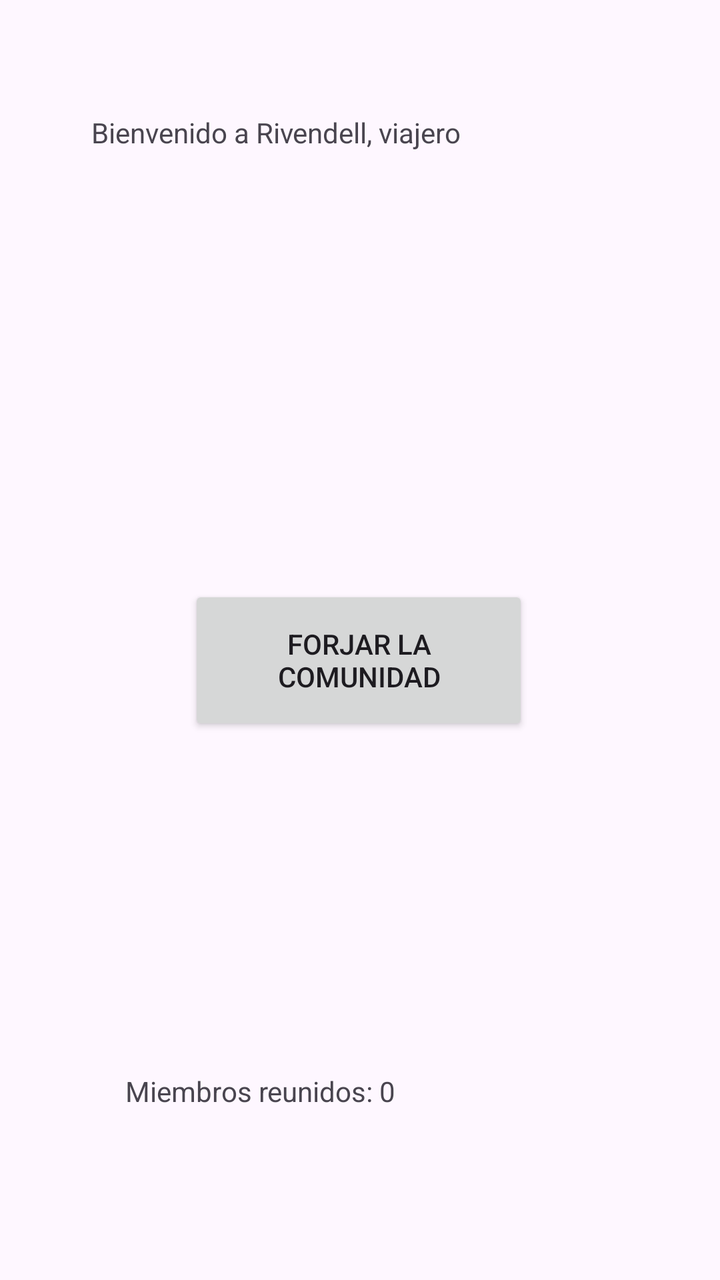
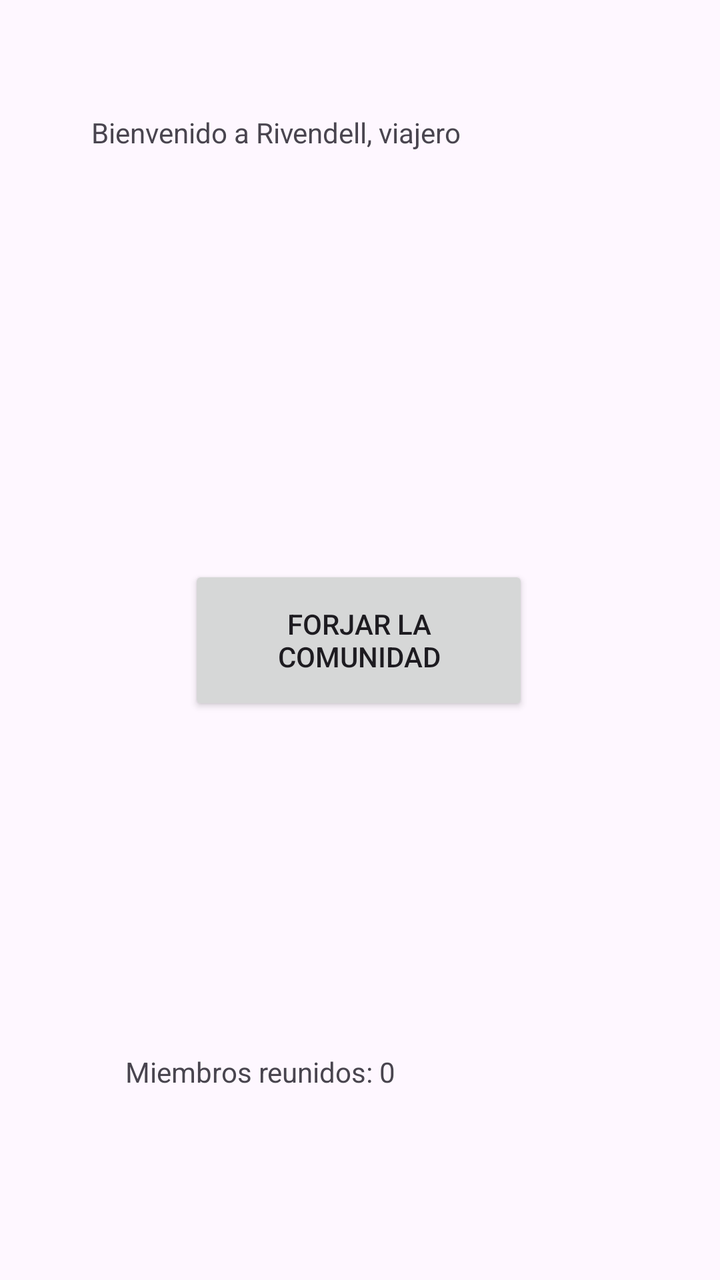

An Android layout rendered at two revisions. The XML below is the earlier revision; the diff shows what the commit changed to produce the second picture.
<!-- AndroidManifest.xml: application theme Theme.EvaSamahlab1 -->
<!-- res/layout/activity_main.xml -->
<?xml version="1.0" encoding="utf-8"?>
<androidx.constraintlayout.widget.ConstraintLayout xmlns:android="http://schemas.android.com/apk/res/android"
    xmlns:app="http://schemas.android.com/apk/res-auto"
    xmlns:tools="http://schemas.android.com/tools"
    android:id="@+id/main"
    android:layout_width="match_parent"
    android:layout_height="match_parent"
    tools:context=".MainActivity">

    <TextView
        android:id="@+id/saludo"
        android:layout_width="268dp"
        android:layout_height="69dp"
        android:text="Bienvenido a Rivendell, viajero"
        app:layout_constraintBottom_toBottomOf="parent"
        app:layout_constraintEnd_toEndOf="parent"
        app:layout_constraintHorizontal_bias="0.496"
        app:layout_constraintStart_toStartOf="parent"
        app:layout_constraintTop_toTopOf="parent"
        app:layout_constraintVertical_bias="0.099" />

    <Button
        android:id="@+id/botonComunidad"
        android:layout_width="170dp"
        android:layout_height="75dp"
        android:layout_marginTop="124dp"
        android:text="Forjar la Comunidad"
        app:layout_constraintBottom_toBottomOf="parent"
        app:layout_constraintEnd_toEndOf="parent"
        app:layout_constraintHorizontal_bias="0.497"
        app:layout_constraintStart_toStartOf="parent"
        app:layout_constraintTop_toBottomOf="@+id/saludo"
        app:layout_constraintVertical_bias="0.136" />

    <TextView
        android:id="@+id/contador"
        android:layout_width="235dp"
        android:layout_height="81dp"
        android:layout_marginTop="168dp"
        android:text="Miembros reunidos: 0"
        app:layout_constraintBottom_toBottomOf="parent"
        app:layout_constraintEnd_toEndOf="parent"
        app:layout_constraintStart_toStartOf="parent"
        app:layout_constraintTop_toBottomOf="@+id/botonComunidad"
        app:layout_constraintVertical_bias="0.021" />

</androidx.constraintlayout.widget.ConstraintLayout>
<!-- resources referenced by this layout -->
<resources>
  <style name="Theme.EvaSamahlab1" parent="Base.Theme.EvaSamahlab1" />
  <style name="Base.Theme.EvaSamahlab1" parent="Theme.Material3.DayNight.NoActionBar">
          
          
      </style>
</resources>

<!-- the commit's change to res/layout/activity_main.xml (unified diff, before → after) -->
@@ -30,7 +30,7 @@
         app:layout_constraintHorizontal_bias="0.497"
         app:layout_constraintStart_toStartOf="parent"
         app:layout_constraintTop_toBottomOf="@+id/saludo"
-        app:layout_constraintVertical_bias="0.136" />
+        app:layout_constraintVertical_bias="0.105" />
 
     <TextView
         android:id="@+id/contador"
